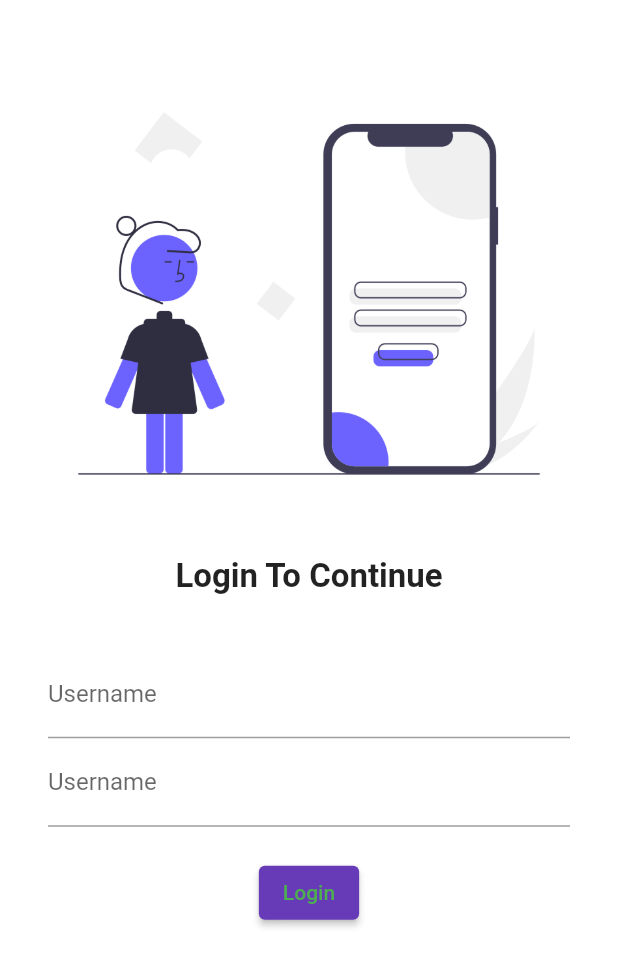
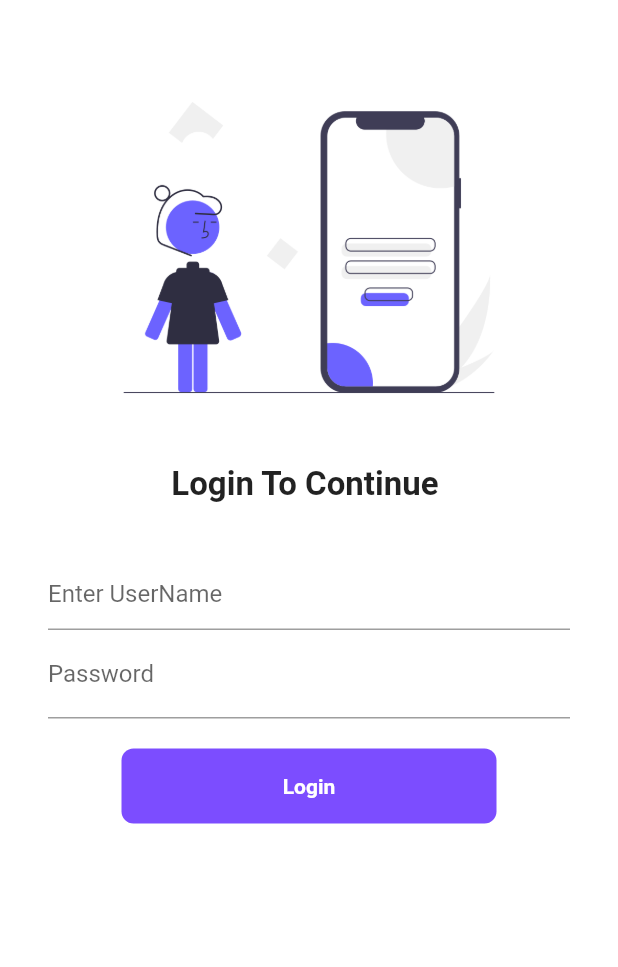
Before and after one commit to aliakbar3967/30daysofflutter, a Flutter app: the screen it shows after launch, on a phone screen of 412 x 824 dp. Shown: the top 967 px of the screen. Run offline on Flutter 3.47's test engine with Material 2 defaults, Android fonts, the phone set to English and light mode, and no system bars.

Commit message:
day 6 completed

```diff
--- a/lib/main.dart
+++ b/lib/main.dart
@@ -1,5 +1,6 @@
 import 'package:catlog_app/pages/homepage.dart';
 import 'package:catlog_app/pages/loginpage.dart';
+import 'package:catlog_app/utils/routues.dart';
 import 'package:flutter/material.dart';
 
 void main(){
@@ -16,8 +17,7 @@ class MyApp extends StatelessWidget {
     return MaterialApp(
       // home: HomePage(),
       themeMode: ThemeMode.light,
-
-
+      debugShowCheckedModeBanner: false,
       theme: ThemeData(primarySwatch: Colors.deepPurple),
       darkTheme: ThemeData(
         brightness: Brightness.dark,
@@ -25,8 +25,8 @@ class MyApp extends StatelessWidget {
       ),
       routes: {
         "/" :(context) => LoginPage(),
-        "/home" :(context) => HomePage(),
-        "/login" : (context) => LoginPage(),
+        MyRoutes.homeRoute :(context) => HomePage(),
+        MyRoutes.loginRoute: (context) => LoginPage(),
       },
     );
   }
--- a/lib/pages/homepage.dart
+++ b/lib/pages/homepage.dart
@@ -3,7 +3,7 @@ import 'package:flutter/material.dart';
 class HomePage extends StatelessWidget {
 
    final int days = 30;
-    final int dayhours = 2;
+    final String dayhours ="2 days";
     final String name = "Ali Akbar";
 
 
@@ -16,7 +16,7 @@ class HomePage extends StatelessWidget {
       ),
         body: Center(
           child: Container(
-            child: Text("this tutorial will be completed in $dayhours days by $name"),
+            child: Text("this tutorial will be completed in $dayhours "),
           ),
         ),
         drawer: Drawer(),
--- a/lib/pages/loginpage.dart
+++ b/lib/pages/loginpage.dart
@@ -1,23 +1,43 @@
+import 'package:catlog_app/utils/routues.dart';
 import 'package:flutter/material.dart';
 
-class LoginPage extends StatelessWidget {
+class LoginPage extends StatefulWidget {
+  @override
+  State<LoginPage> createState() => _LoginPageState();
+}
 
+class _LoginPageState extends State<LoginPage> {
+  String name = "";
+  bool changeButton = false;
 
   @override
   Widget build(BuildContext context) {
     return Material(
       color: Colors.white,
+      child: SingleChildScrollView(
         child: Column(
           children: [
-          SizedBox(height: 40,),
-          Image.asset("assets/images/login.png",fit: BoxFit.cover, ),
-          SizedBox(height: 20,),
-          Text("Login To Continue",style: TextStyle(
+            SizedBox(
+              height: 40,
+            ),
+            Image.asset(
+              "assets/images/login.png",
+              fit: BoxFit.cover,
+              height: 250,
+            ),
+            SizedBox(
+              height: 20,
+            ),
+            Text(
+              "Login To Continue $name",
+              style: TextStyle(
                 fontSize: 22,
                 fontWeight: FontWeight.bold,
-          ),),
-
-          SizedBox(height: 20,),
+              ),
+            ),
+            SizedBox(
+              height: 20,
+            ),
             Padding(
               padding: const EdgeInsets.symmetric(vertical: 16, horizontal: 32),
               child: Column(
@@ -25,29 +45,70 @@ class LoginPage extends StatelessWidget {
                   TextFormField(
                     decoration: InputDecoration(
                       hintText: "Enter UserName",
-                labelText: "Username",
                     ),
+                    onChanged: (value) {
+                      name = value;
+                      setState(() {});
+                    },
                   ),
                   TextFormField(
                     obscureText: true,
                     decoration: InputDecoration(
-                hintText: "Enter UserName",
-                labelText: "Username",
+                      hintText: "Enter Password",
+                      labelText: "Password",
                     ),
                   ),
-            SizedBox(height: 20,),
-            ElevatedButton(onPressed: () {
-              print("Hi Welcome to Login Page you will be redirect to home Screen soon");
-            }, child:Text("Login"),
-            style: TextButton.styleFrom(foregroundColor: Colors.green)
+                  SizedBox(
+                    height: 20,
+                  ),
+
+                  InkWell(
+                    onTap: () async {
+                      setState(() {
+                        changeButton = true;
+                      });
+                      await Future.delayed(Duration(seconds: 1));
+                      Navigator.pushNamed(context, MyRoutes.homeRoute);
+                    },
+                    child: AnimatedContainer(
+                      duration: Duration(seconds: 1),
+                      width: changeButton ? 50 : 250,
+                      height: 50,
+                      alignment: Alignment.center,
+                      child: changeButton
+                          ? Icon(
+                              Icons.done,
+                              color: Colors.white,
                             )
-
-
+                          : Text(
+                              "Login",
+                              style: TextStyle(
+                                color: Colors.white,
+                                fontWeight: FontWeight.bold,
+                                fontSize: 14,
+                              ),
+                            ),
+                      decoration: BoxDecoration(
+                          color: Colors.deepPurpleAccent,
+                          // shape:
+                          //     changeButton ? BoxShape.circle : BoxShape.rectangle,
+                          borderRadius:
+                              BorderRadius.circular(changeButton ? 50 : 8)),
+                    ),
+                  ),
+                  // ElevatedButton(
+                  //     onPressed: () {
+                  //       Navigator.pushNamed(context, MyRoutes.homeRoute);
+                  //     },
+                  //     child: Text("Login"),
+                  //     style:
+                  //         TextButton.styleFrom(minimumSize: Size(150, 40))),
                 ],
               ),
             )
           ],
         ),
+      ),
     );
   }
 }
--- /dev/null
+++ b/lib/utils/routues.dart
@@ -0,0 +1,4 @@
+class MyRoutes {
+  static String loginRoute = "/login";
+  static String homeRoute = "/home";
+}
```
Lines whose indentation alone changed are shown as unchanged.
